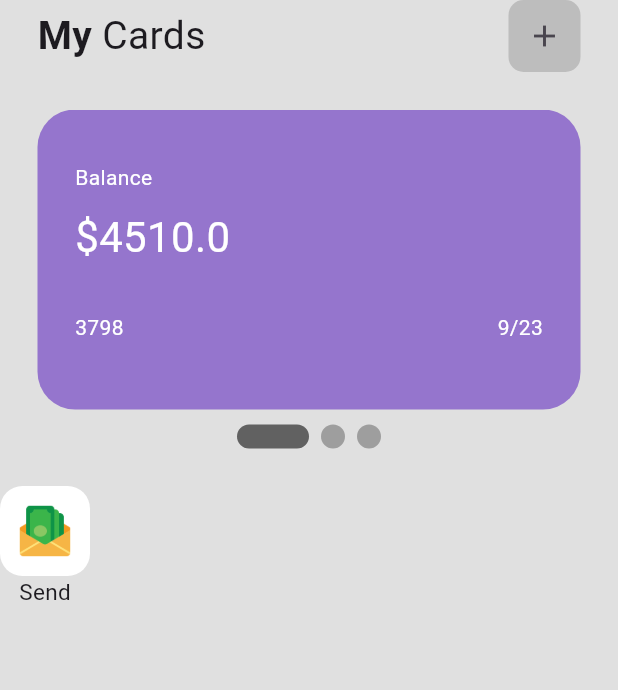
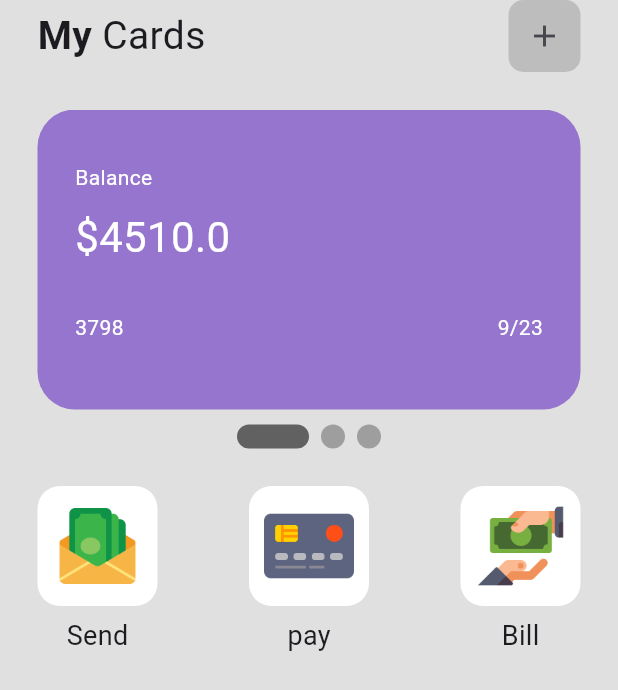
Before and after one commit to iyamujoshua/wallet_ui, a Flutter app: the screen it shows after launch, on a phone screen of 412 x 824 dp. Shown: the top 690 px of the screen. Run offline on Flutter 3.47's test engine with Material 2 defaults, Android fonts, the phone set to English and light mode, and no system bars; drawn by our look-alikes of smooth_page_indicator.

```diff
--- /dev/null
+++ b/lib/components/my_buttons.dart
@@ -0,0 +1,40 @@
+import 'package:flutter/material.dart';
+
+class mybuttons extends StatelessWidget {
+  final String iconImagePath;
+  final String buttonText;
+  const mybuttons(
+      {required this.buttonText, required this.iconImagePath, super.key});
+
+  @override
+  Widget build(BuildContext context) {
+    return Column(
+      children: [
+        GestureDetector(
+          onTap: () {
+            print("Hello");
+          },
+          child: Container(
+            height: 80,
+            padding: EdgeInsets.all(10),
+            decoration: BoxDecoration(
+                color: Colors.white, borderRadius: BorderRadius.circular(15)),
+            child: Center(
+              child: Image.asset(iconImagePath),
+              // child: IconButton(onPressed: (){}, icon: Icon(Icons.send)),
+            ),
+          ),
+        ),
+        SizedBox(
+          height: 7,
+        ),
+        Text(
+          buttonText,
+          style: TextStyle(
+            fontSize: 18,
+          ),
+        )
+      ],
+    );
+  }
+}
--- a/lib/screens/homescreen.dart
+++ b/lib/screens/homescreen.dart
@@ -1,6 +1,7 @@
 import 'package:flutter/material.dart';
 import 'package:smooth_page_indicator/smooth_page_indicator.dart';
 import 'package:wallet_ui/components/cards.dart';
+import 'package:wallet_ui/components/my_buttons.dart';
 
 class homescreen extends StatefulWidget {
   const homescreen({super.key});
@@ -104,39 +105,42 @@ class _homescreenState extends State<homescreen> {
               height: 25,
             ),
 
-            Row(
-              children: [
-                // send button
-                Column(
-                  children: [
-                    Container(
-                      height: 60,
-                      padding: EdgeInsets.all(10),
-                      decoration: BoxDecoration(
-                          color: Colors.white,
-                          borderRadius: BorderRadius.circular(15)),
-                      child: Center(
-                        child: Image.asset("asset/send-money.png"),
-                      ),
-                    ),
-                    Text(
-                      "Send",
-                      style: TextStyle(
-                        fontSize: 15,
-                      ),
-                    )
-                  ],
-                )
+            Padding(
+              padding: const EdgeInsets.symmetric(horizontal: 25.0),
+              child: Row(
+                mainAxisAlignment: MainAxisAlignment.spaceBetween,
+                children: [
+                  // send button
+                 mybuttons(
+                  buttonText: "Send",
+                   iconImagePath: "asset/send-money.png"),
 
-                //pay button
+                  //pay button
+                   mybuttons(
+                  buttonText: "pay",
+                   iconImagePath: "asset/credit-card.png"),
 
-                // bill button
-              ],
-            )
+                  // bill button
+                   mybuttons(
+                  buttonText: "Bill",
+                   iconImagePath: "asset/cash-payment.png"),
+                ],
+              ),
+            ),
 
             //transaction button
 
             // column stats + transaction
+
+            SizedBox(height: 25,),
+            Column(
+              children: [
+                ListTile(
+
+
+                )
+              ],
+            )
           ],
         ),
       ),
```
